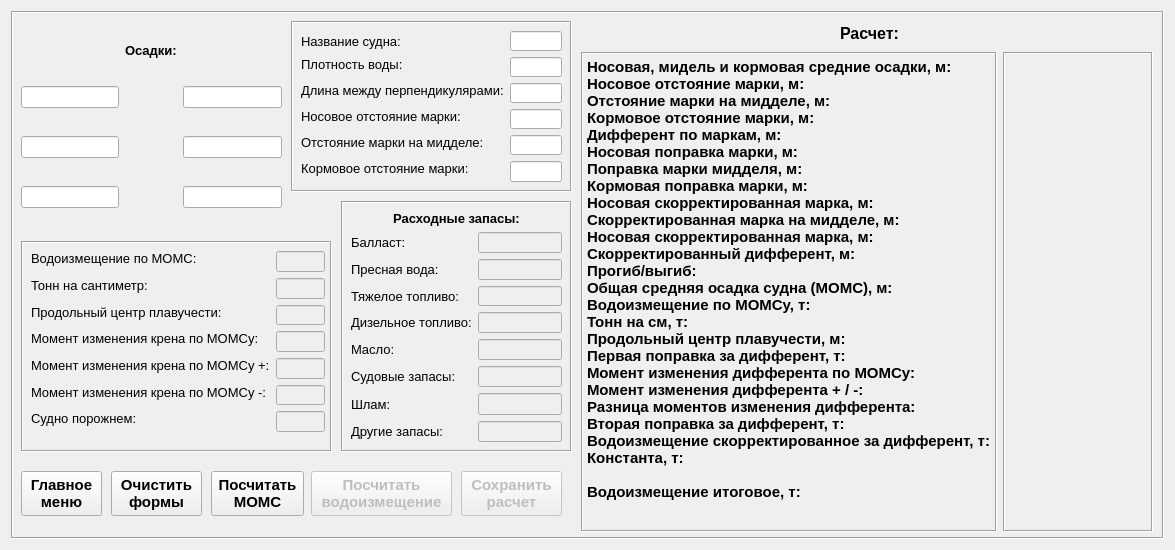
tungyr/itmo-ships-draft-survey-programm, file ui/ui_anyvsl_rus.ui: the form before one commit.
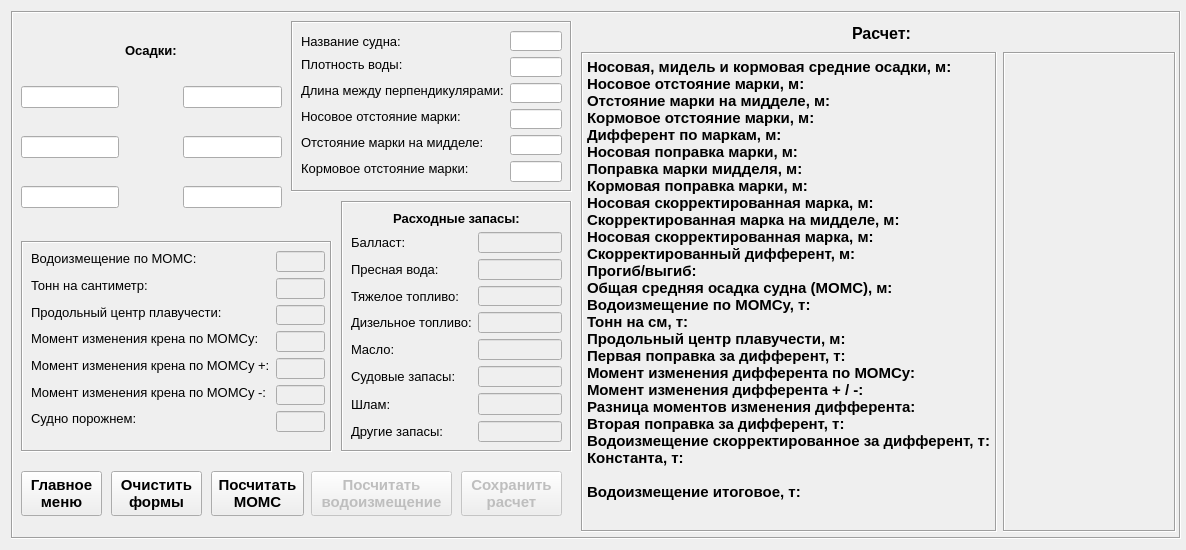
The form after the commit. Icons and pictures are not drawn.

Commit message: completed anyvsl gui revision

What changed in the file:
```diff
--- a/ui/ui_anyvsl_rus.ui
+++ b/ui/ui_anyvsl_rus.ui
@@ -6,13 +6,13 @@
    <rect>
     <x>0</x>
     <y>0</y>
-    <width>1175</width>
+    <width>1186</width>
     <height>550</height>
    </rect>
   </property>
   <property name="minimumSize">
    <size>
-    <width>930</width>
+    <width>1186</width>
     <height>550</height>
    </size>
   </property>
@@ -28,9 +28,15 @@
        <verstretch>0</verstretch>
       </sizepolicy>
      </property>
+     <property name="minimumSize">
+      <size>
+       <width>1170</width>
+       <height>0</height>
+      </size>
+     </property>
      <property name="maximumSize">
       <size>
-       <width>1157</width>
+       <width>1170</width>
        <height>531</height>
       </size>
      </property>
@@ -700,7 +706,7 @@
        <rect>
         <x>570</x>
         <y>10</y>
-        <width>578</width>
+        <width>601</width>
         <height>511</height>
        </rect>
       </property>
```
The commit also changes 3 other files.
